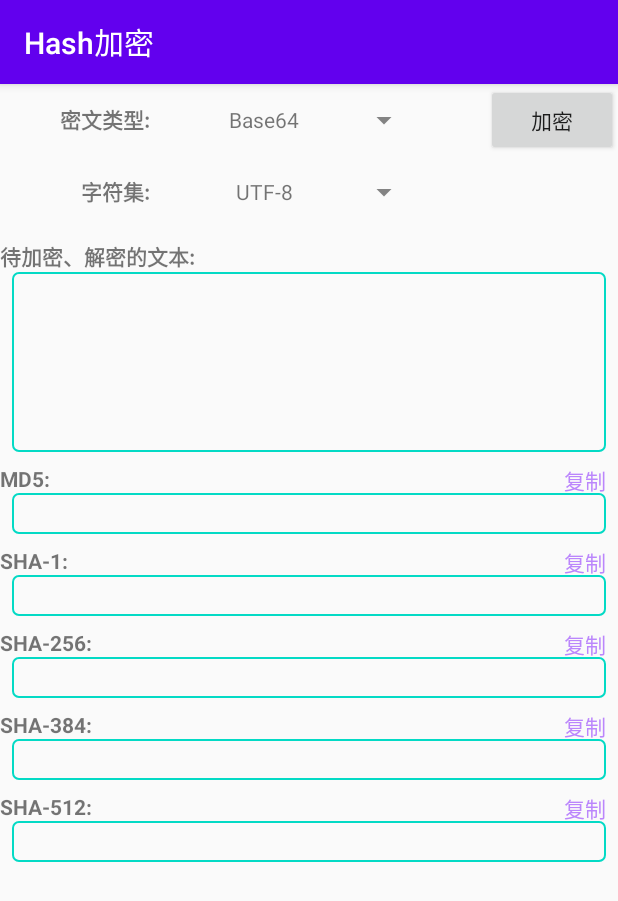
After one commit to ngoluuduythai/cipher_andriod, an Android app: the HashActivity screen opened directly, with no data from a screen before it, on a phone screen of 412 x 824 dp. The commit adds this screen. Shown: the top 901 px of the screen. Run offline under Robolectric (Android 15) with nearby library versions, the phone set to English and light mode, and no system bars.

Commit message:
新增Hash计算功能

```diff
--- a/app/build.gradle
+++ b/app/build.gradle
@@ -11,8 +11,8 @@ android {
         applicationId "cn.woolsen.cipher"
         minSdkVersion 23
         targetSdkVersion 30
-        versionCode 5
-        versionName "1.1.4"
+        versionCode 7
+        versionName "1.1.6"
 
         testInstrumentationRunner "androidx.test.runner.AndroidJUnitRunner"
     }
--- a/app/src/main/AndroidManifest.xml
+++ b/app/src/main/AndroidManifest.xml
@@ -21,6 +21,7 @@
         <activity android:name=".ui.RSAGenActivity" />
         <activity android:name=".ui.RSACryptoActivity" />
         <activity android:name=".ui.RSACheckActivity" />
+        <activity android:name=".ui.HashActivity" />
     </application>
 
 </manifest>
--- /dev/null
+++ b/app/src/main/java/cn/woolsen/cipher/ui/HashActivity.kt
@@ -0,0 +1,134 @@
+package cn.woolsen.cipher.ui
+
+import android.os.Bundle
+import android.os.Environment
+import android.view.Gravity
+import android.view.View
+import android.widget.TextView
+import androidx.appcompat.app.AppCompatActivity
+import androidx.appcompat.widget.PopupMenu
+import cn.woolsen.cipher.R
+import cn.woolsen.cipher.databinding.ActivityHashBinding
+import cn.woolsen.cipher.enums.Charset
+import cn.woolsen.cipher.util.Base64Utils.base64EncodeToString
+import cn.woolsen.cipher.util.ClipUtils
+import cn.woolsen.cipher.util.HexUtils
+import cn.woolsen.cipher.util.SnackUtils.showSnackbar
+import com.google.android.material.snackbar.Snackbar
+import java.security.MessageDigest
+
+
+/**
+ * @author woolsen
+ * @date 2021/03/16 13:17
+ */
+class HashActivity : AppCompatActivity(), View.OnClickListener {
+
+    private lateinit var binding: ActivityHashBinding
+
+    private lateinit var charsetMenu: PopupMenu
+    private lateinit var encryptedFormatMenu: PopupMenu
+    private var charset = Charset.UTF_8
+    private var encryptedFormat = Charset.BASE64
+
+    override fun onCreate(savedInstanceState: Bundle?) {
+        super.onCreate(savedInstanceState)
+        binding = ActivityHashBinding.inflate(layoutInflater)
+        setContentView(binding.root)
+        setTitle(R.string.title_hash)
+
+        charset = Charset.UTF_8
+        binding.charset.setText(R.string.utf8)
+        encryptedFormat = Charset.BASE64
+        binding.encryptedFormat.setText(R.string.base64)
+
+        charsetMenu = PopupMenu(this, binding.charset, Gravity.BOTTOM).apply {
+            inflate(R.menu.charset)
+            setOnMenuItemClickListener {
+                charset = when (it.itemId) {
+                    R.id.hex -> Charset.HEX
+                    R.id.gb2312 -> Charset.GB2312
+                    R.id.utf8 -> Charset.UTF_8
+                    R.id.utf16 -> Charset.UTF_16
+                    R.id.utf16be -> Charset.UTF_16BE
+                    R.id.utf16le -> Charset.UTF_16LE
+                    else -> {
+                        showSnackbar("不支持此编码格式", Snackbar.LENGTH_SHORT)
+                        return@setOnMenuItemClickListener true
+                    }
+                }
+                binding.charset.text = it.title
+                true
+            }
+        }
+        encryptedFormatMenu = PopupMenu(this, binding.encryptedFormat, Gravity.BOTTOM).apply {
+            inflate(R.menu.format_encrypted)
+            setOnMenuItemClickListener {
+                encryptedFormat = when (it.itemId) {
+                    R.id.hex -> Charset.HEX
+                    R.id.base64 -> Charset.BASE64
+                    else -> {
+                        showSnackbar("不支持此编码格式", Snackbar.LENGTH_SHORT)
+                        return@setOnMenuItemClickListener true
+                    }
+                }
+                binding.encryptedFormat.text = it.title
+                true
+            }
+        }
+    }
+
+    override fun onClick(v: View?) {
+        when (v?.id ?: return) {
+            R.id.encrypted_format -> {
+                encryptedFormatMenu.show()
+                return
+            }
+            R.id.charset -> {
+                charsetMenu.show()
+                return
+            }
+            R.id.encrypt -> {
+                encrypt()
+                return
+            }
+            R.id.clip_md5 -> ClipUtils.clip(this, binding.md5.text.toString())
+            R.id.clip_sha1 -> ClipUtils.clip(this, binding.sha1.text.toString())
+            R.id.clip_sha256 -> ClipUtils.clip(this, binding.sha256.text.toString())
+            R.id.clip_sha384 -> ClipUtils.clip(this, binding.sha384.text.toString())
+            R.id.clip_sha512 -> ClipUtils.clip(this, binding.sha512.text.toString())
+        }
+        showSnackbar("已复制到剪切版", Snackbar.LENGTH_SHORT)
+    }
+
+    private fun encrypt() {
+        val text = if (charset == Charset.HEX) {
+            HexUtils.decode(binding.text.text.toString())
+        } else {
+            binding.text.text.toString().toByteArray(charset(charset))
+        }
+        encodeWithPrint(text, "MD5", binding.md5)
+        encodeWithPrint(text, "SHA1", binding.sha1)
+        encodeWithPrint(text, "SHA256", binding.sha256)
+        encodeWithPrint(text, "SHA384", binding.sha384)
+        encodeWithPrint(text, "SHA512", binding.sha512)
+    }
+
+    private fun encodeWithPrint(text: ByteArray, algorithm: String, output: TextView) {
+        try {
+            val digest = MessageDigest.getInstance(algorithm)
+            val encrypted = digest.digest(text)
+            output.text = when (encryptedFormat) {
+                Charset.BASE64 -> encrypted.base64EncodeToString().dropLastWhile { it == '\n' }
+                Charset.HEX -> HexUtils.encode(encrypted)
+                else -> {
+                    showSnackbar("${algorithm}加密出错", Snackbar.LENGTH_SHORT)
+                    null
+                }
+            }
+        } catch (e: Exception) {
+            e.printStackTrace()
+            showSnackbar("${algorithm}加密出错", Snackbar.LENGTH_SHORT)
+        }
+    }
+}
--- a/app/src/main/java/cn/woolsen/cipher/ui/MainActivity.kt
+++ b/app/src/main/java/cn/woolsen/cipher/ui/MainActivity.kt
@@ -26,7 +26,8 @@ class MainActivity : AppCompatActivity() {
             R.string.title_rsa_gen to RSAGenActivity::class.java,
             R.string.title_rsa_private to RSACryptoActivity::class.java,
             R.string.title_rsa_public to RSACryptoActivity::class.java,
-            R.string.title_rsa_check to RSACheckActivity::class.java
+            R.string.title_rsa_check to RSACheckActivity::class.java,
+            R.string.title_hash to HashActivity::class.java
         ).entries.toList()
         val adapter = ArrayAdapter(
             this, android.R.layout.simple_list_item_1, list.map { getString(it.key) })
--- /dev/null
+++ b/app/src/main/res/layout/activity_hash.xml
@@ -0,0 +1,305 @@
+<?xml version="1.0" encoding="utf-8"?>
+<LinearLayout xmlns:android="http://schemas.android.com/apk/res/android"
+    xmlns:app="http://schemas.android.com/apk/res-auto"
+    xmlns:tools="http://schemas.android.com/tools"
+    android:layout_width="match_parent"
+    android:layout_height="match_parent"
+    android:focusable="true"
+    android:focusableInTouchMode="true"
+    android:orientation="vertical"
+    tools:context=".ui.HashActivity">
+
+    <LinearLayout
+        android:layout_width="match_parent"
+        android:layout_height="wrap_content"
+        android:orientation="horizontal">
+
+        <TextView
+            android:layout_width="100dp"
+            android:layout_height="wrap_content"
+            android:gravity="end"
+            android:text="@string/label_encrypted_type"
+            android:textStyle="bold" />
+
+        <TextView
+            android:id="@+id/encrypted_format"
+            android:layout_width="160dp"
+            android:layout_height="48dp"
+            android:layout_marginStart="8dp"
+            android:layout_marginEnd="8dp"
+            android:gravity="center"
+            android:onClick="onClick"
+            android:text="@string/base64"
+            app:drawableEndCompat="@drawable/ic_down" />
+
+        <View
+            android:layout_width="0dp"
+            android:layout_height="0dp"
+            android:layout_weight="1" />
+
+        <Button
+            android:id="@+id/encrypt"
+            android:layout_width="wrap_content"
+            android:layout_height="wrap_content"
+            android:layout_gravity="end"
+            android:onClick="onClick"
+            android:text="加密" />
+
+    </LinearLayout>
+
+    <LinearLayout
+        android:layout_width="match_parent"
+        android:layout_height="wrap_content"
+        android:orientation="horizontal">
+
+        <TextView
+            android:layout_width="100dp"
+            android:layout_height="wrap_content"
+            android:gravity="end"
+            android:text="@string/label_charset"
+            android:textStyle="bold" />
+
+        <TextView
+            android:id="@+id/charset"
+            android:layout_width="160dp"
+            android:layout_height="48dp"
+            android:layout_marginStart="8dp"
+            android:gravity="center"
+            android:onClick="onClick"
+            app:drawableEndCompat="@drawable/ic_down"
+            tools:text="@string/gb2312" />
+
+    </LinearLayout>
+
+    <TextView
+        android:layout_width="wrap_content"
+        android:layout_height="wrap_content"
+        android:layout_marginTop="8dp"
+        android:gravity="end"
+        android:labelFor="@id/text"
+        android:text="@string/label_input"
+        android:textStyle="bold" />
+
+    <EditText
+        android:id="@+id/text"
+        android:layout_width="match_parent"
+        android:layout_height="wrap_content"
+        android:layout_marginStart="8dp"
+        android:layout_marginEnd="8dp"
+        android:background="@drawable/shape_rectangle"
+        android:gravity="start|top"
+        android:importantForAutofill="no"
+        android:inputType="textMultiLine"
+        android:minHeight="120dp"
+        android:padding="4dp" />
+
+    <LinearLayout
+        android:layout_width="match_parent"
+        android:layout_height="wrap_content"
+        android:layout_marginTop="8dp"
+        android:gravity="center_vertical"
+        android:orientation="horizontal">
+
+        <TextView
+            android:layout_width="wrap_content"
+            android:layout_height="wrap_content"
+            android:text="MD5: "
+            android:textStyle="bold" />
+
+        <View
+            android:layout_width="0dp"
+            android:layout_height="0dp"
+            android:layout_weight="1" />
+
+        <TextView
+            android:id="@+id/clip_md5"
+            android:layout_width="wrap_content"
+            android:layout_height="match_parent"
+            android:gravity="center"
+            android:onClick="onClick"
+            android:paddingStart="8dp"
+            android:paddingEnd="8dp"
+            android:text="@string/copy"
+            android:textColor="@color/purple_200" />
+
+    </LinearLayout>
+
+    <TextView
+        android:id="@+id/md5"
+        android:layout_width="match_parent"
+        android:layout_height="wrap_content"
+        android:layout_marginStart="8dp"
+        android:layout_marginEnd="8dp"
+        android:background="@drawable/shape_rectangle"
+        android:gravity="start|top"
+        android:importantForAutofill="no"
+        android:padding="4dp" />
+
+    <LinearLayout
+        android:layout_width="match_parent"
+        android:layout_height="wrap_content"
+        android:layout_marginTop="8dp"
+        android:gravity="center_vertical"
+        android:orientation="horizontal">
+
+        <TextView
+            android:layout_width="wrap_content"
+            android:layout_height="wrap_content"
+            android:text="SHA-1: "
+            android:textStyle="bold" />
+
+        <View
+            android:layout_width="0dp"
+            android:layout_height="0dp"
+            android:layout_weight="1" />
+
+        <TextView
+            android:id="@+id/clip_sha1"
+            android:layout_width="wrap_content"
+            android:layout_height="match_parent"
+            android:gravity="center"
+            android:onClick="onClick"
+            android:paddingStart="8dp"
+            android:paddingEnd="8dp"
+            android:text="@string/copy"
+            android:textColor="@color/purple_200" />
+
+    </LinearLayout>
+
+    <TextView
+        android:id="@+id/sha1"
+        android:layout_width="match_parent"
+        android:layout_height="wrap_content"
+        android:layout_marginStart="8dp"
+        android:layout_marginEnd="8dp"
+        android:background="@drawable/shape_rectangle"
+        android:gravity="start|top"
+        android:importantForAutofill="no"
+        android:padding="4dp" />
+
+    <LinearLayout
+        android:layout_width="match_parent"
+        android:layout_height="wrap_content"
+        android:layout_marginTop="8dp"
+        android:gravity="center_vertical"
+        android:orientation="horizontal">
+
+        <TextView
+            android:layout_width="wrap_content"
+            android:layout_height="wrap_content"
+            android:text="SHA-256: "
+            android:textStyle="bold" />
+
+        <View
+            android:layout_width="0dp"
+            android:layout_height="0dp"
+            android:layout_weight="1" />
+
+        <TextView
+            android:id="@+id/clip_sha256"
+            android:layout_width="wrap_content"
+            android:layout_height="match_parent"
+            android:gravity="center"
+            android:onClick="onClick"
+            android:paddingStart="8dp"
+            android:paddingEnd="8dp"
+            android:text="@string/copy"
+            android:textColor="@color/purple_200" />
+
+    </LinearLayout>
+
+    <TextView
+        android:id="@+id/sha256"
+        android:layout_width="match_parent"
+        android:layout_height="wrap_content"
+        android:layout_marginStart="8dp"
+        android:layout_marginEnd="8dp"
+        android:background="@drawable/shape_rectangle"
+        android:gravity="start|top"
+        android:importantForAutofill="no"
+        android:padding="4dp" />
+
+    <LinearLayout
+        android:layout_width="match_parent"
+        android:layout_height="wrap_content"
+        android:layout_marginTop="8dp"
+        android:gravity="center_vertical"
+        android:orientation="horizontal">
+
+        <TextView
+            android:layout_width="wrap_content"
+            android:layout_height="wrap_content"
+            android:text="SHA-384: "
+            android:textStyle="bold" />
+
+        <View
+            android:layout_width="0dp"
+            android:layout_height="0dp"
+            android:layout_weight="1" />
+
+        <TextView
+            android:id="@+id/clip_sha384"
+            android:layout_width="wrap_content"
+            android:layout_height="match_parent"
+            android:gravity="center"
+            android:onClick="onClick"
+            android:paddingStart="8dp"
+            android:paddingEnd="8dp"
+            android:text="@string/copy"
+            android:textColor="@color/purple_200" />
+    </LinearLayout>
+
+
+    <TextView
+        android:id="@+id/sha384"
+        android:layout_width="match_parent"
+        android:layout_height="wrap_content"
+        android:layout_marginStart="8dp"
+        android:layout_marginEnd="8dp"
+        android:background="@drawable/shape_rectangle"
+        android:gravity="start|top"
+        android:importantForAutofill="no"
+        android:padding="4dp" />
+
+    <LinearLayout
+        android:layout_width="match_parent"
+        android:layout_height="wrap_content"
+        android:layout_marginTop="8dp"
+        android:gravity="center_vertical"
+        android:orientation="horizontal">
+
+        <TextView
+            android:layout_width="wrap_content"
+            android:layout_height="wrap_content"
+            android:text="SHA-512: "
+            android:textStyle="bold" />
+
+        <View
+            android:layout_width="0dp"
+            android:layout_height="0dp"
+            android:layout_weight="1" />
+
+        <TextView
+            android:id="@+id/clip_sha512"
+            android:layout_width="wrap_content"
+            android:layout_height="match_parent"
+            android:gravity="center"
+            android:onClick="onClick"
+            android:paddingStart="8dp"
+            android:paddingEnd="8dp"
+            android:text="@string/copy"
+            android:textColor="@color/purple_200" />
+    </LinearLayout>
+
+    <TextView
+        android:id="@+id/sha512"
+        android:layout_width="match_parent"
+        android:layout_height="wrap_content"
+        android:layout_marginStart="8dp"
+        android:layout_marginEnd="8dp"
+        android:background="@drawable/shape_rectangle"
+        android:gravity="start|top"
+        android:importantForAutofill="no"
+        android:padding="4dp" />
+
+</LinearLayout>
--- a/app/src/main/res/values/strings.xml
+++ b/app/src/main/res/values/strings.xml
@@ -58,8 +58,16 @@
     <string name="label_rsa_gen_digit">生成密钥位数:</string>
     <string name="label_private">私钥:</string>
     <string name="label_public">公钥:</string>
+    <string name="label_encrypted_type">密文类型:</string>
+    <string name="label_charset">字符集:</string>
 
     <string name="generate">生成</string>
     <string name="copy">复制</string>
     <string name="check">检查</string>
+    <string name="title_hash">Hash加密</string>
+    <string name="md5">MD5</string>
+    <string name="sha1">SHA-1</string>
+    <string name="sha256">SHA-256</string>
+    <string name="sha512">SHA-512</string>
+    <string name="title_hmac">HMac计算</string>
 </resources>
```
Also changed, not shown: 1 other file.
